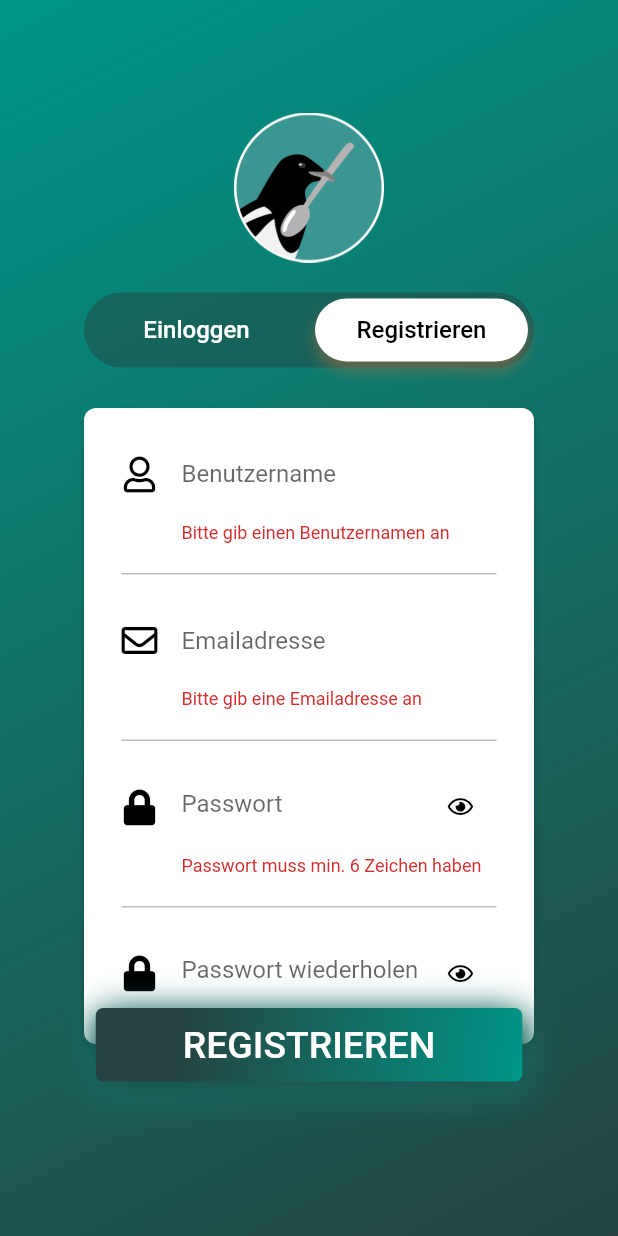
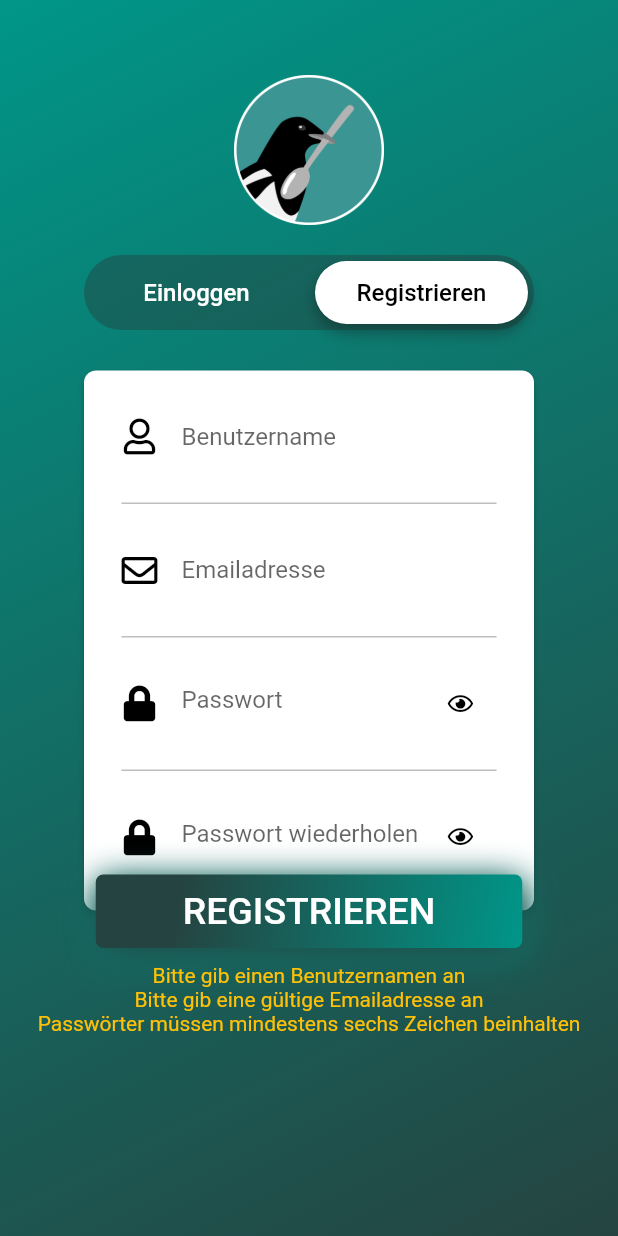
Before and after one commit to alexanderwiegel/magpie, a Flutter app: the screen it shows after launch, after a tap on "Registrieren", after a tap on "REGISTRIEREN", on a phone screen of 412 x 824 dp. Run offline on Flutter 3.47's test engine with Material 2 defaults, Android fonts, the phone set to English and light mode, and no system bars; our stand-ins replace camera, firebase_auth, font_awesome_flutter, image_picker, permission_handler, sqflite; accounts and stored records are empty.

Commit message:
Fixed the appearance of errors on the login page.

```diff
--- a/lib/screens/authenticate/bubble_indication_painter.dart
+++ b/lib/screens/authenticate/bubble_indication_painter.dart
@@ -18,7 +18,7 @@ class TabIndicationPainter extends CustomPainter {
       this.dy = 25.0,
       this.pageController})
       : super(repaint: pageController) {
-    painter = new Paint()
+    painter = Paint()
       ..color = Color(0xFFFFFFFF)
       ..style = PaintingStyle.fill;
   }
@@ -44,7 +44,7 @@ class TabIndicationPainter extends CustomPainter {
         new Rect.fromCircle(center: target, radius: radius), 1.5 * pi, 1 * pi);
 
     canvas.translate(size.width * pageOffset, 0.0);
-    canvas.drawShadow(path, Color(0xFFfbab66), 3.0, true);
+    canvas.drawShadow(path, Color.fromRGBO(37, 68, 65, 1), 3.0, true);
     canvas.drawPath(path, painter);
   }
 
--- a/lib/screens/authenticate/loginPage.dart
+++ b/lib/screens/authenticate/loginPage.dart
@@ -19,8 +19,13 @@ class _LoginPageState extends State<LoginPage>
   final _signUpKey = GlobalKey<FormState>();
   final _signInKey = GlobalKey<FormState>();
   bool loading = false;
-  int addedHeightSignIn = 0;
-  int addedHeightSignUp = 0;
+
+  List<Text> signUpErrors = [];
+  List<Text> signInErrors = [];
+  Text nameError;
+  Text emailError;
+  Text passwordError;
+  Text repeatPasswordError;
 
   final FocusNode myFocusNodeEmailLogin = FocusNode();
   final FocusNode myFocusNodePasswordLogin = FocusNode();
@@ -52,6 +57,7 @@ class _LoginPageState extends State<LoginPage>
     return Scaffold(
       key: _scaffoldKey,
       body: NotificationListener<OverscrollIndicatorNotification>(
+        // ignore: missing_return
         onNotification: (overscroll) {
           overscroll.disallowGlow();
         },
@@ -83,7 +89,7 @@ class _LoginPageState extends State<LoginPage>
                     mainAxisSize: MainAxisSize.max,
                     children: <Widget>[
                       Padding(
-                        padding: EdgeInsets.only(top: 75.0),
+                        padding: EdgeInsets.only(top: 50.0),
                         child: Image.asset(
                           "pics/logo.png",
                           width: 100.0,
@@ -151,6 +157,12 @@ class _LoginPageState extends State<LoginPage>
     ]);
 
     _pageController = PageController();
+
+    nameError = errorMessage("Bitte gib einen Benutzernamen an");
+    emailError = errorMessage("Bitte gib eine gültige Emailadresse an");
+    passwordError =
+        errorMessage("Passwörter müssen mindestens sechs Zeichen beinhalten");
+    repeatPasswordError = errorMessage("Die Passwörter müssen identisch sein");
   }
 
   void showInSnackBar(String value) {
@@ -240,17 +252,15 @@ class _LoginPageState extends State<LoginPage>
                   ),
                   child: Container(
                     width: 300.0,
-                    height: 195.0 + addedHeightSignIn * 1.2,
-                    // TODO: hier
+                    height: 195.0,
                     child: Column(
                       children: <Widget>[
                         Padding(
                           padding: EdgeInsets.only(
                               top: 20.0, bottom: 20.0, left: 25.0, right: 25.0),
                           child: TextFormField(
-                            validator: (val) => val.isEmpty
-                                ? "Bitte gib eine Emailadresse an"
-                                : null,
+                            validator: (val) =>
+                                validate(val.isEmpty, signInErrors, emailError),
                             focusNode: myFocusNodeEmailLogin,
                             controller: loginEmailController,
                             keyboardType: TextInputType.emailAddress,
@@ -281,13 +291,8 @@ class _LoginPageState extends State<LoginPage>
                           padding: EdgeInsets.only(
                               top: 20.0, bottom: 20.0, left: 25.0, right: 25.0),
                           child: TextFormField(
-                            validator: (val) {
-                              if (val.length < 6) {
-                                setState(() => addedHeightSignIn = 30);
-                                return "Passwort muss min. 6 Zeichen haben";
-                              } else
-                                return null;
-                            },
+                            validator: (val) => validate(
+                                val.length < 6, signInErrors, passwordError),
                             focusNode: myFocusNodePasswordLogin,
                             controller: loginPasswordController,
                             obscureText: _obscureTextLogin,
@@ -324,8 +329,7 @@ class _LoginPageState extends State<LoginPage>
                   ),
                 ),
                 Container(
-                  // TODO: hier
-                  margin: EdgeInsets.only(top: 175.0 + addedHeightSignIn * 1.2),
+                  margin: EdgeInsets.only(top: 175.0),
                   decoration: BoxDecoration(
                     borderRadius: BorderRadius.all(Radius.circular(5.0)),
                     boxShadow: <BoxShadow>[
@@ -367,7 +371,8 @@ class _LoginPageState extends State<LoginPage>
                         ),
                       ),
                       onPressed: () async {
-                        if (_signInKey.currentState.validate()) {
+                        if (_signInKey.currentState.validate() &&
+                            signInErrors.length == 0) {
                           setState(() => loading = true);
                           dynamic result =
                               await _auth.signInWithEmailAndPassword(
@@ -384,6 +389,14 @@ class _LoginPageState extends State<LoginPage>
                 ),
               ],
             ),
+            Visibility(
+                visible: signInErrors.length == 0 ? false : true,
+                child: Padding(
+                  padding: EdgeInsets.only(top: 10.0),
+                  child: Column(
+                    children: signInErrors,
+                  ),
+                )),
             Padding(
               padding: EdgeInsets.only(top: 10.0),
               child: FlatButton(
@@ -492,6 +505,14 @@ class _LoginPageState extends State<LoginPage>
     );
   }
 
+  Text errorMessage(String text) {
+    return Text(
+      text,
+      textAlign: TextAlign.center,
+      style: TextStyle(color: Colors.amber),
+    );
+  }
+
   Widget _buildSignUp(BuildContext context) {
     return Container(
       padding: EdgeInsets.only(top: 23.0),
@@ -511,17 +532,15 @@ class _LoginPageState extends State<LoginPage>
                   ),
                   child: Container(
                     width: 300.0,
-                    // TODO: hier
-                    height: 360.0 + addedHeightSignUp * 3.2,
+                    height: 360.0,
                     child: Column(
                       children: <Widget>[
                         Padding(
                           padding: EdgeInsets.only(
                               top: 20.0, bottom: 20.0, left: 25.0, right: 25.0),
                           child: TextFormField(
-                            validator: (val) => val.isEmpty
-                                ? "Bitte gib einen Benutzernamen an"
-                                : null,
+                            validator: (val) =>
+                                validate(val.isEmpty, signUpErrors, nameError),
                             focusNode: myFocusNodeName,
                             controller: signUpNameController,
                             keyboardType: TextInputType.text,
@@ -552,9 +571,8 @@ class _LoginPageState extends State<LoginPage>
                           padding: EdgeInsets.only(
                               top: 20.0, bottom: 20.0, left: 25.0, right: 25.0),
                           child: TextFormField(
-                            validator: (val) => val.isEmpty
-                                ? "Bitte gib eine Emailadresse an"
-                                : null,
+                            validator: (val) =>
+                                validate(val.isEmpty, signUpErrors, emailError),
                             focusNode: myFocusNodeEmail,
                             controller: signUpEmailController,
                             keyboardType: TextInputType.emailAddress,
@@ -584,13 +602,8 @@ class _LoginPageState extends State<LoginPage>
                           padding: EdgeInsets.only(
                               top: 20.0, bottom: 20.0, left: 25.0, right: 25.0),
                           child: TextFormField(
-                            validator: (val) {
-                              if (val.length < 6) {
-                                setState(() => addedHeightSignUp = 20);
-                                return "Passwort muss min. 6 Zeichen haben";
-                              } else
-                                return null;
-                            },
+                            validator: (val) => validate(
+                                val.length < 6, signUpErrors, passwordError),
                             focusNode: myFocusNodePassword,
                             controller: signUpPasswordController,
                             obscureText: _obscureTextSignUp,
@@ -630,13 +643,10 @@ class _LoginPageState extends State<LoginPage>
                           padding: EdgeInsets.only(
                               top: 20.0, bottom: 20.0, left: 25.0, right: 25.0),
                           child: TextFormField(
-                            validator: (val) {
-                              if (val != signUpPasswordController.text) {
-                                setState(() => addedHeightSignUp = 30);
-                                return "Die Passwörter müssen identisch sein";
-                              } else
-                                return null;
-                            },
+                            validator: (val) => validate(
+                                val != signUpPasswordController.text,
+                                signUpErrors,
+                                repeatPasswordError),
                             controller: signUpConfirmPasswordController,
                             obscureText: _obscureTextSignUpConfirm,
                             style: TextStyle(
@@ -671,8 +681,7 @@ class _LoginPageState extends State<LoginPage>
                   ),
                 ),
                 Container(
-                  // TODO: hier
-                  margin: EdgeInsets.only(top: 340.0 + addedHeightSignUp * 3.2),
+                  margin: EdgeInsets.only(top: 340.0),
                   decoration: BoxDecoration(
                     borderRadius: BorderRadius.all(Radius.circular(5.0)),
                     boxShadow: <BoxShadow>[
@@ -714,7 +723,8 @@ class _LoginPageState extends State<LoginPage>
                         ),
                       ),
                       onPressed: () async {
-                        if (_signUpKey.currentState.validate()) {
+                        if (_signUpKey.currentState.validate() &&
+                            signUpErrors.length == 0) {
                           setState(() => loading = true);
                           print(loginEmailController.text);
                           print(loginPasswordController.text);
@@ -727,29 +737,41 @@ class _LoginPageState extends State<LoginPage>
                               loading = false;
                             });
                             showInSnackBar(
-                                "Bitte gib eine gültige Emailadresse an");
+                                "Bitte fülle alle Felder korrekt aus");
                           }
                         }
                       }),
                 ),
               ],
             ),
+            Visibility(
+                visible: signUpErrors.length == 0 ? false : true,
+                child: Padding(
+                  padding: EdgeInsets.only(top: 10.0),
+                  child: Column(
+                    children: signUpErrors,
+                  ),
+                )),
           ],
         ),
       ),
     );
   }
 
+  String validate(bool condition, List<Text> errors, Text error) {
+    errors.remove(error);
+    if (condition) setState(() => errors.add(error));
+    return null;
+  }
+
   void _onSignInButtonPress() {
     _pageController.animateToPage(0,
         duration: Duration(milliseconds: 500), curve: Curves.decelerate);
-    addedHeightSignUp = 0;
   }
 
   void _onSignUpButtonPress() {
     _pageController?.animateToPage(1,
         duration: Duration(milliseconds: 500), curve: Curves.decelerate);
-    addedHeightSignIn = 0;
   }
 
   void _toggleLogin() {
```
